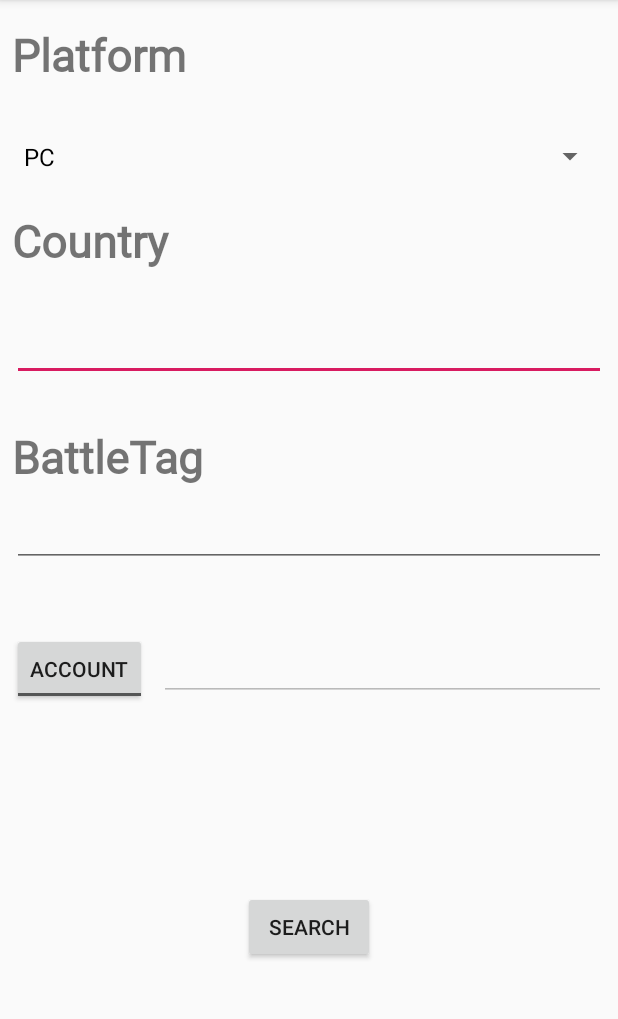
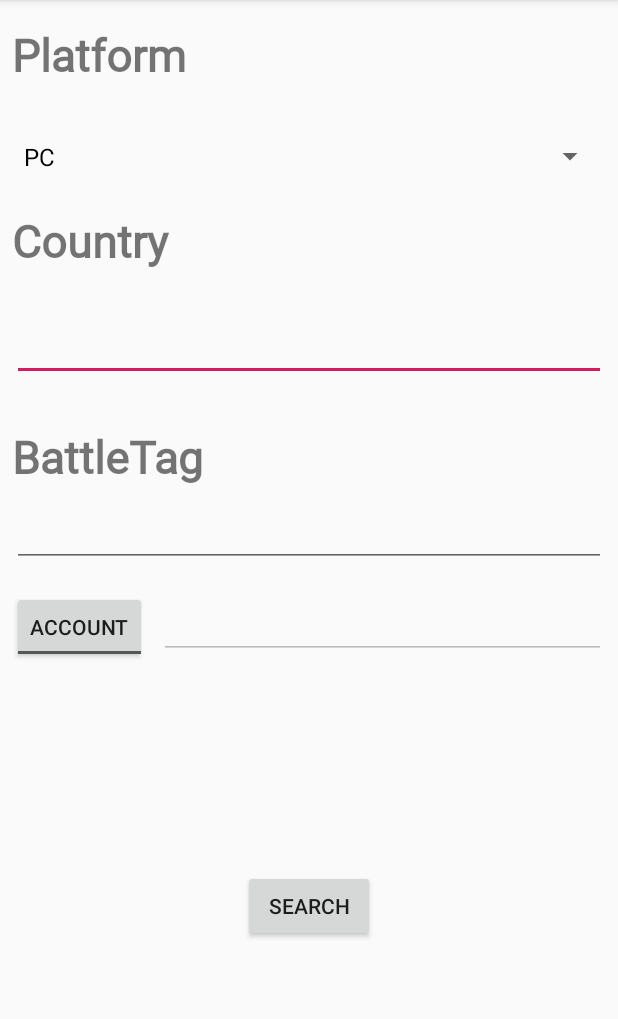
Before and after one commit to jfez/OwAPI, an Android app: the screen it shows after launch (MainActivity), on a phone screen of 412 x 824 dp, the part 84-1103 px from its top. Run offline under Robolectric (Android 15) with nearby library versions, the phone set to English and light mode, and no system bars; our stand-ins replace Room's generated code, Volley.

Commit message:
retoques autocompletetextviews

```diff
--- a/app/src/main/AndroidManifest.xml
+++ b/app/src/main/AndroidManifest.xml
@@ -11,6 +11,8 @@
         android:roundIcon="@mipmap/ic_launcher_round"
         android:supportsRtl="true"
         android:theme="@style/AppTheme">
+
+
         <activity android:name=".MainActivity">
             <intent-filter>
                 <action android:name="android.intent.action.MAIN" />
--- a/app/src/main/java/com/example/jorge/owapi/MainActivity.java
+++ b/app/src/main/java/com/example/jorge/owapi/MainActivity.java
@@ -1,10 +1,12 @@
 package com.example.jorge.owapi;
 
 
+import android.content.Context;
 import android.graphics.Bitmap;
 import android.graphics.Color;
 import android.os.Bundle;
 import android.view.View;
+import android.view.inputmethod.InputMethodManager;
 import android.widget.AdapterView;
 import android.widget.ArrayAdapter;
 import android.widget.AutoCompleteTextView;
@@ -82,6 +84,28 @@
             }
         });
 
+        //quitar el teclado cuando se selecciona un item
+
+        heroesAuto.setOnItemClickListener(new AdapterView.OnItemClickListener() {
+            @Override
+            public void onItemClick(AdapterView<?> parent, View view, int position, long id) {
+                InputMethodManager in = (InputMethodManager) getSystemService(Context.INPUT_METHOD_SERVICE);
+
+                in.hideSoftInputFromWindow(view.getApplicationWindowToken(), 0);
+            }
+        });
+
+        countryAuto.setOnItemClickListener(new AdapterView.OnItemClickListener() {
+            @Override
+            public void onItemClick(AdapterView<?> parent, View view, int position, long id) {
+                InputMethodManager in = (InputMethodManager) getSystemService(Context.INPUT_METHOD_SERVICE);
+
+                in.hideSoftInputFromWindow(view.getApplicationWindowToken(), 0);
+            }
+        });
+
+
+
         presenter = new Presenter(Model.getInstance(getApplicationContext()), this);
 
     }
--- a/app/src/main/res/layout/activity_main.xml
+++ b/app/src/main/res/layout/activity_main.xml
@@ -99,7 +99,7 @@
         android:layout_height="wrap_content"
         android:layout_marginStart="8dp"
         android:layout_marginLeft="8dp"
-        android:layout_marginTop="44dp"
+        android:layout_marginTop="16dp"
         android:checked="false"
         android:text="ToggleButton"
         android:textOff="ACCOUNT"
@@ -134,7 +134,7 @@
         android:layout_marginRight="8dp"
         app:layout_constraintBaseline_toBaselineOf="@+id/buttonHerAcc"
         app:layout_constraintEnd_toEndOf="parent"
-        app:layout_constraintHorizontal_bias="0.0"
+        app:layout_constraintHorizontal_bias="1.0"
         app:layout_constraintStart_toEndOf="@+id/buttonHerAcc"
         tools:text="Soldado76" />
 
```
